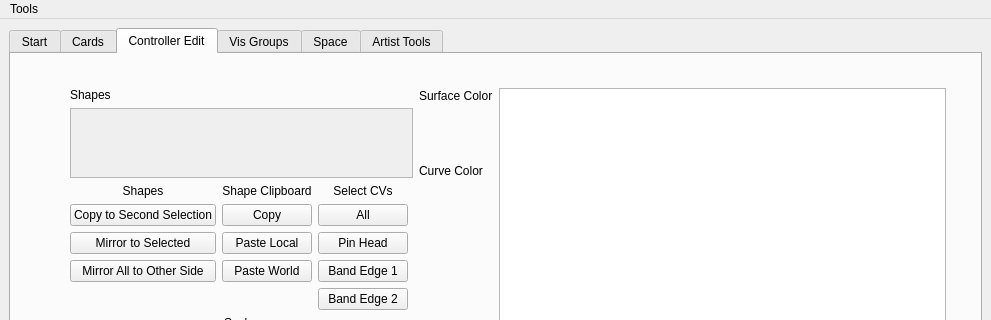
The window that pdil/tool/fossil/ui/rigToolUI.ui (patcorwin/fossil) describes before a commit, drawn with Qt 5; both pictures show x 0 to 991 and y 0 to 320 of the 991 by 1050 pixel window.
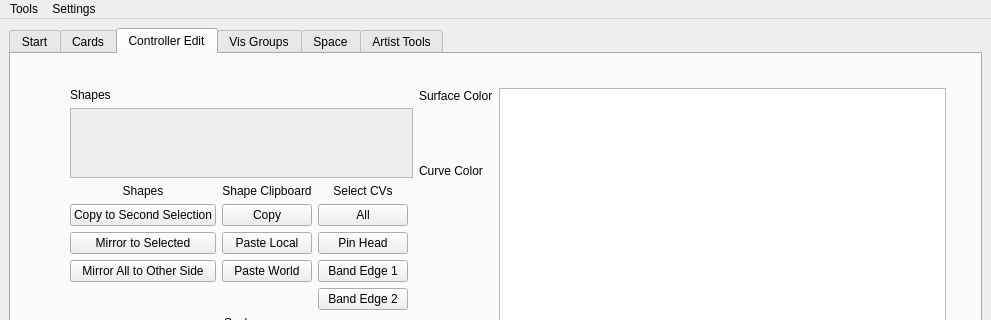
The same window after the commit. The open tabs and pages were chosen to show the change. Custom widgets are drawn as their Qt base class.

The edit to the form file:
```diff
--- a/pdil/tool/fossil/ui/rigToolUI.ui
+++ b/pdil/tool/fossil/ui/rigToolUI.ui
@@ -1248,7 +1248,14 @@
     <addaction name="menuVisibility"/>
     <addaction name="actionMatch_Selected_Orients"/>
    </widget>
+   <widget class="QMenu" name="menuSettings">
+    <property name="title">
+     <string>Settings</string>
+    </property>
+    <addaction name="actionNaming_Rules"/>
+   </widget>
    <addaction name="menuTools"/>
+   <addaction name="menuSettings"/>
   </widget>
   <widget class="QStatusBar" name="statusbar"/>
   <action name="actionCard_Orients">
```
Left out of the diff: 42 changed lines with no effect on the pictures.
